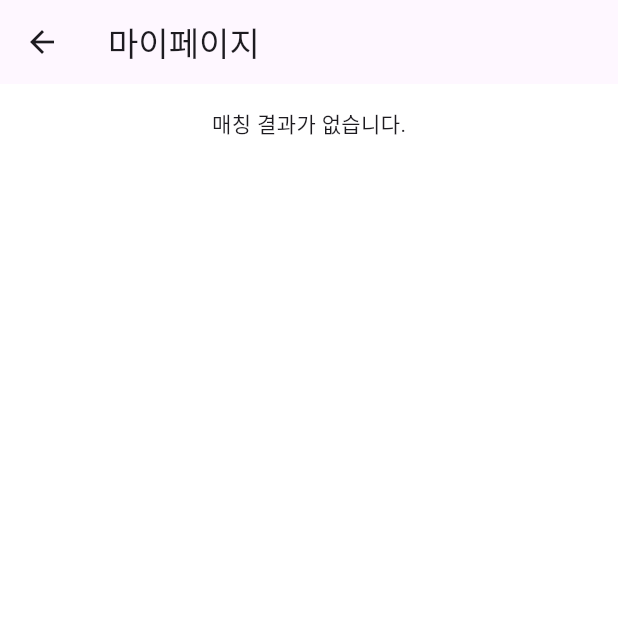
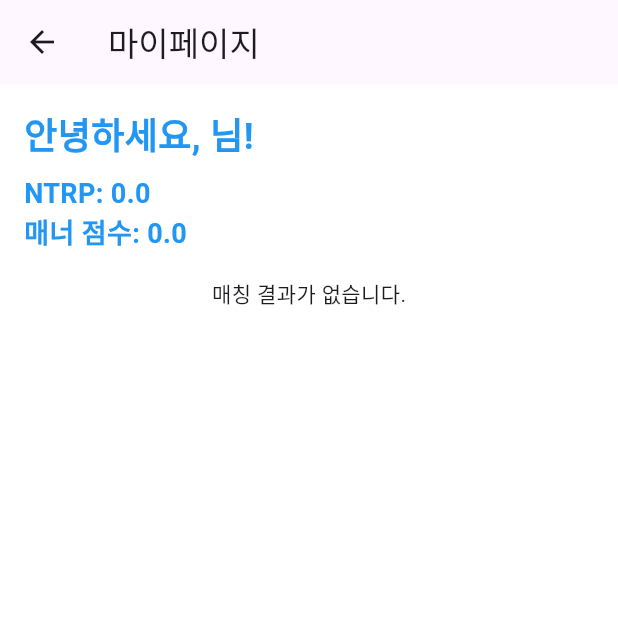
Before and after one commit to JolUpHoSoIn-sd24/tennisfunapp, a Flutter app: the MatchHistoryScreen screen opened directly, on a phone screen of 412 x 824 dp, the top half of it. Run offline on Flutter 3.47's test engine with Material 3 defaults, Android fonts, the phone set to English and light mode, and no system bars; our stand-ins replace flutter_card_swiper, flutter_svg, shared_preferences; accounts and stored records are empty; network calls fail.

Commit message:
feat: match history state

```diff
--- a/lib/screens/match/match_history_screen.dart
+++ b/lib/screens/match/match_history_screen.dart
@@ -7,10 +7,52 @@
 import 'package:tennisfunapp/models/game.dart';
 import 'package:tennisfunapp/models/user.dart';
 
-class MatchHistoryScreen extends StatelessWidget {
+class MatchHistoryScreen extends StatefulWidget {
+  @override
+  _MatchHistoryScreenState createState() => _MatchHistoryScreenState();
+}
+
+class _MatchHistoryScreenState extends State<MatchHistoryScreen>
+    with WidgetsBindingObserver {
   final MatchApiService matchApiService = MatchApiService();
   final UserApiService userApiService = UserApiService();
   final PaymentApiService paymentApiService = PaymentApiService();
+  Game? game;
+  User? user;
+  bool isLoading = true;
+
+  @override
+  void initState() {
+    super.initState();
+    WidgetsBinding.instance.addObserver(this);
+    loadData();
+  }
+
+  @override
+  void dispose() {
+    WidgetsBinding.instance.removeObserver(this);
+    super.dispose();
+  }
+
+  @override
+  void didChangeAppLifecycleState(AppLifecycleState state) {
+    if (state == AppLifecycleState.resumed) {
+      loadData(); // Reload data when app is resumed
+    }
+  }
+
+  void loadData() async {
+    setState(() {
+      isLoading = true;
+    });
+    var gameDetails = await matchApiService.fetchGameDetails();
+    var userDetails = await userApiService.fetchUserDetails();
+    setState(() {
+      game = gameDetails;
+      user = userDetails;
+      isLoading = false;
+    });
+  }
 
   @override
   Widget build(BuildContext context) {
@@ -20,21 +62,9 @@
       appBar: AppBar(
         title: Text('마이페이지'),
       ),
-      body: FutureBuilder<Map<String, dynamic>>(
-        future: Future.wait([
-          matchApiService.fetchGameDetails(),
-          userApiService.fetchUserDetails(),
-        ]).then((values) => {'game': values[0], 'user': values[1]}),
-        builder: (context, snapshot) {
-          if (snapshot.connectionState == ConnectionState.waiting) {
-            return Center(child: CircularProgressIndicator());
-          } else if (snapshot.hasError) {
-            return Center(child: Text('에러가 발생했습니다.'));
-          } else if (snapshot.hasData) {
-            final game = snapshot.data!['game'] as Game?;
-            final user = snapshot.data!['user'] as User?;
-
-            return SingleChildScrollView(
+      body: isLoading
+          ? Center(child: CircularProgressIndicator())
+          : SingleChildScrollView(
               child: Padding(
                 padding: const EdgeInsets.all(16.0),
                 child: Column(
@@ -43,20 +73,15 @@
                     _buildUserDetails(user, highlightColor),
                     if (game != null) ...[
                       SizedBox(height: 24),
-                      _buildGameDetails(game, highlightColor, context),
-                      _buildPlayerDetails(game, highlightColor),
+                      _buildGameDetails(game!, highlightColor, context),
+                      _buildPlayerDetails(game!, highlightColor),
                     ] else ...[
                       Center(child: Text('매칭 결과가 없습니다.')),
                     ],
                   ],
                 ),
               ),
-            );
-          } else {
-            return Center(child: Text('데이터가 없습니다.'));
-          }
-        },
-      ),
+            ),
     );
   }
 
```
